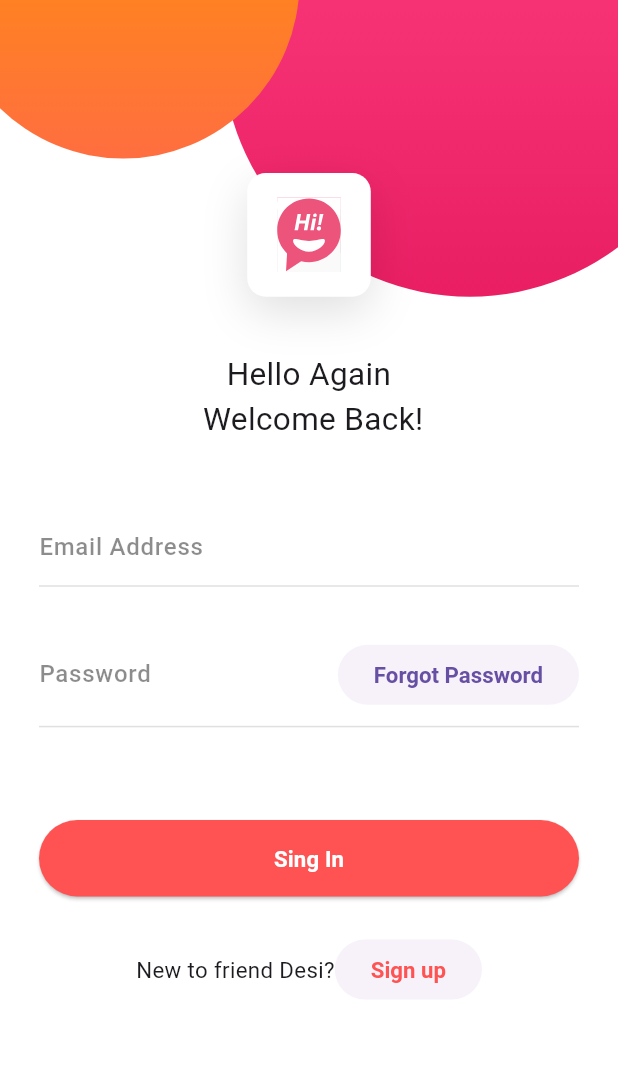
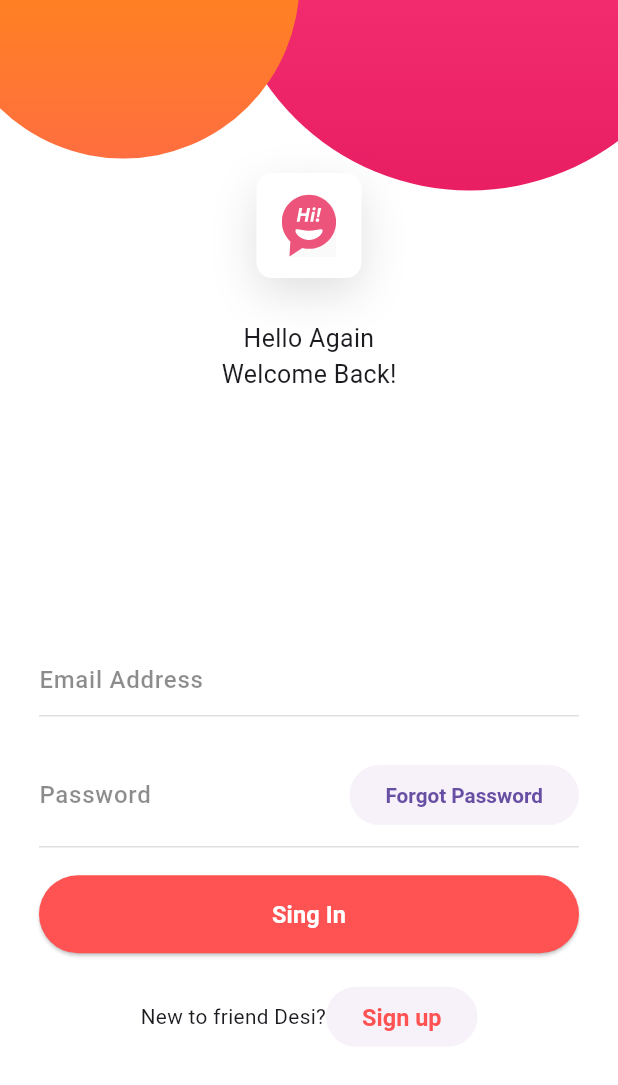
Before and after one commit to luiss2113-dev/media_query_responsive, a Flutter app: the screen it shows after launch, on a phone screen of 412 x 824 dp. Shown: the top 1085 px of the screen. Run offline on Flutter 3.47's test engine with Material 3 defaults, Android fonts, the phone set to English and light mode, and no system bars; our stand-ins replace flutter_svg.

Commit message:
Correct diagonal in Responsive class

```diff
--- a/lib/pages/home_page.dart
+++ b/lib/pages/home_page.dart
@@ -17,6 +17,7 @@ class _HomePageState extends State<HomePage> {
     final Responsive responsive = Responsive.of(context);
     final double pinkSize = responsive.wp(80);
     final double orangeSize = responsive.wp(57);
+
     return Scaffold(
       body: GestureDetector(
         onTap: () {
@@ -29,10 +30,10 @@ class _HomePageState extends State<HomePage> {
             color: Colors.white,
             child: Stack(
               alignment: Alignment.center,
-              children: [
+              children: <Widget>[
                 Positioned(
-                  top: -(pinkSize) * (responsive.isTablet ? 0.45 : 0.4),
-                  right: -(pinkSize) * (responsive.isTablet ? 0.25 : 0.2),
+                  top: -responsive.dp(22),
+                  right: -pinkSize * 0.2,
                   child: Circle(
                     size: pinkSize,
                     colors: const [
@@ -42,8 +43,8 @@ class _HomePageState extends State<HomePage> {
                   ),
                 ),
                 Positioned(
-                  top: -(orangeSize) * (responsive.isTablet ? 0.5 : 0.55),
-                  left: -(orangeSize) * (responsive.isTablet ? 0.13 : 0.15),
+                  top: -orangeSize * 0.55,
+                  left: -orangeSize * 0.15,
                   child: Circle(
                     size: orangeSize,
                     colors: const [
@@ -53,26 +54,26 @@ class _HomePageState extends State<HomePage> {
                   ),
                 ),
                 Positioned(
-                  top: pinkSize * (responsive.isTablet ? 0.3 : 0.35),
+                  top: pinkSize * 0.35,
                   child: Column(
-                    children: [
+                    children: <Widget>[
                       IconContainer(
-                        size: responsive.wp(responsive.isTablet ? 13 : 20),
+                        size: responsive.wp(17),
                       ),
                       SizedBox(
-                        height: responsive.dp(responsive.isTablet ? 2.5 : 3),
+                        height: responsive.dp(3),
                       ),
                       Text(
-                        'Hello Again \n Welcome Back!',
+                        "Hello Again\nWelcome Back!",
                         textAlign: TextAlign.center,
                         style: TextStyle(
-                          fontSize: responsive.dp(1.7),
+                          fontSize: responsive.dp(1.8),
                         ),
-                      ),
+                      )
                     ],
                   ),
                 ),
-                const LoginForm(),
+                const LoginForm()
               ],
             ),
           ),
--- a/lib/utils/responsive.dart
+++ b/lib/utils/responsive.dart
@@ -8,7 +8,7 @@ class Responsive {
     final Size size = MediaQuery.of(context).size;
     _width = size.width;
     _height = size.height;
-    _diagonal = sqrt(pow(_width, 2)) + sqrt(pow(_height, 2));
+    _diagonal = sqrt(pow(_width, 2) + pow(_height, 2));
     _isTablet = size.shortestSide >= 600;
     //c2  + a2 + b2 => c =
   }
--- a/lib/widgets/login_form.dart
+++ b/lib/widgets/login_form.dart
@@ -13,6 +13,8 @@ class _LoginFormState extends State<LoginForm> {
   @override
   Widget build(BuildContext context) {
     final Responsive responsive = Responsive.of(context);
+
+    print(responsive.dp(10));
 
     return Positioned(
       bottom: 30,
@@ -65,7 +67,7 @@ class _LoginFormState extends State<LoginForm> {
                         style: TextStyle(
                           fontWeight: FontWeight.bold,
                           fontSize:
-                              responsive.dp(responsive.isTablet ? 0.9 : 1.2),
+                              responsive.dp(responsive.isTablet ? 1.2 : 1.5),
                         ),
                       ),
                     ),
@@ -74,7 +76,7 @@ class _LoginFormState extends State<LoginForm> {
               ),
             ),
             SizedBox(
-              height: responsive.dp(5),
+              height: responsive.dp(2),
             ),
             SizedBox(
               width: double.infinity,
@@ -90,7 +92,7 @@ class _LoginFormState extends State<LoginForm> {
                   style: TextStyle(
                     fontWeight: FontWeight.bold,
                     color: Colors.white,
-                    fontSize: responsive.dp(responsive.isTablet ? 0.9 : 1.2),
+                    fontSize: responsive.dp(responsive.isTablet ? 1.2 : 1.7),
                   ),
                 ),
               ),
@@ -104,7 +106,7 @@ class _LoginFormState extends State<LoginForm> {
                 Text(
                   'New to friend Desi?',
                   style: TextStyle(
-                    fontSize: responsive.dp(responsive.isTablet ? 0.9 : 1.2),
+                    fontSize: responsive.dp(responsive.isTablet ? 0.9 : 1.5),
                   ),
                 ),
                 ElevatedButton(
@@ -124,7 +126,7 @@ class _LoginFormState extends State<LoginForm> {
                     style: TextStyle(
                       fontWeight: FontWeight.bold,
                       color: Colors.redAccent,
-                      fontSize: responsive.dp(responsive.isTablet ? 0.9 : 1.2),
+                      fontSize: responsive.dp(responsive.isTablet ? 1.2 : 1.7),
                     ),
                   ),
                 ),
```
